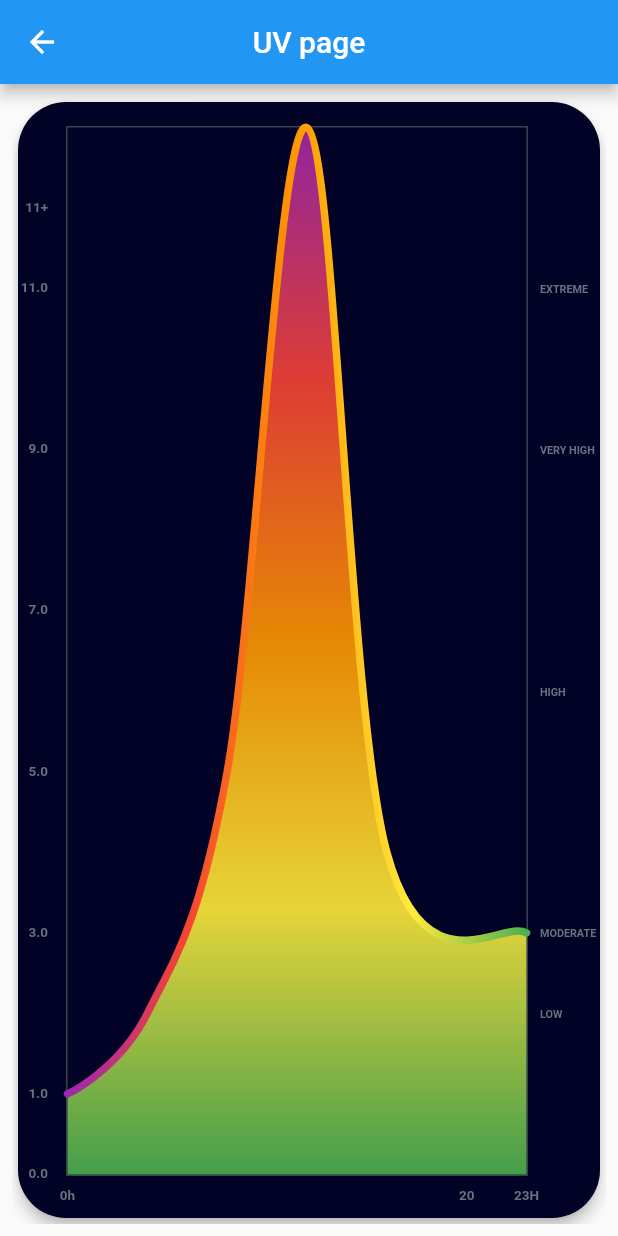
After one commit to bakaemon/weatherscape, a Flutter app: the UVChart screen opened directly, after a tap on the "warning" icon, on a phone screen of 412 x 824 dp. The commit adds this screen. Run offline on Flutter 3.47's test engine with Material 2 defaults, Android fonts, the light colour scheme and no system bars; drawn by our look-alikes of fl_chart; our stand-ins replace cached_network_image, flutter_riverpod, flutter_typeahead, geocoding, geolocator, table_calendar and 1 more; network calls fail.

Commit message:
added linechart

```diff
--- /dev/null
+++ b/lib/screens/weather_forecast/charts/uv_chart_page.dart
@@ -0,0 +1,51 @@
+import 'package:flutter/material.dart';
+import 'package:flutter_riverpod/flutter_riverpod.dart';
+import 'package:weatherscape/utils/charts/linechart.dart';
+
+class UVChart extends ConsumerWidget {
+  const UVChart({super.key, required this.uvData});
+
+  final List<double> uvData;
+
+  @override
+  Widget build(BuildContext context, WidgetRef ref) {
+    return Row(
+      mainAxisAlignment: MainAxisAlignment.center,
+      children: [
+        const Text('UV Chart'),
+        IconButton(
+          icon: const Icon(Icons.warning),
+          onPressed: () {
+            Navigator.of(context).push(
+              MaterialPageRoute(
+                builder: (context) => Scaffold(
+                  appBar: AppBar(title: const Text('UV page'), centerTitle: true),
+                  body: Padding(
+                    padding: const EdgeInsets.all(8),
+                    child: PageView(
+                      children: [
+                        Card(
+                          elevation: 4,
+                          shape: RoundedRectangleBorder(
+                            borderRadius: BorderRadius.circular(32),
+                          ),
+                          color: const Color(0xff020227),
+                          child: Padding(
+                            padding: const EdgeInsets.only(top: 16),
+                            child: LineChartWidget(
+                              data: const [1, 2, 5, 13, 4, 3],
+                            ),
+                          ),
+                        ),
+                      ],
+                    ),
+                  ),
+                ),
+              ),
+            );
+          },
+        ),
+      ],
+    );
+  }
+}
--- a/lib/screens/weather_forecast/current_weather.dart
+++ b/lib/screens/weather_forecast/current_weather.dart
@@ -3,6 +3,7 @@ import 'package:flutter_riverpod/flutter_riverpod.dart';
 import 'package:weather/weather.dart';
 import 'package:weatherscape/config.dart';
 import 'package:weatherscape/controllers/location_controller.dart';
+import 'package:weatherscape/screens/weather_forecast/charts/uv_chart_page.dart';
 import 'package:weatherscape/screens/weather_forecast/daily_weather.dart';
 import 'package:weatherscape/controllers/weather_controller.dart';
 import 'package:weatherscape/utils/unit_util.dart';
@@ -67,6 +68,8 @@ class CurrentWeatherContentsExpanded extends ConsumerWidget {
               loading: () => const Center(child: CircularProgressIndicator()),
               error: (e, s) => const Center(),
             ),
+        const SizedBox(height: 20),
+        const UVChart(uvData: [1, 2, 5, 13, 4, 3])
       ],
     );
   }
--- /dev/null
+++ b/lib/utils/charts/linechart.dart
@@ -0,0 +1,76 @@
+import 'package:fl_chart/fl_chart.dart';
+import 'package:flutter/material.dart';
+import 'package:weatherscape/utils/charts/linechart.titles.dart';
+
+
+class LineChartWidget extends StatelessWidget {
+  final List<Color> gradientColors = [
+    Colors.purple,
+    Colors.red,
+    Colors.orange,
+    Colors.yellow,
+    Colors.green
+  ];
+
+  final List<double> data;
+
+  LineChartWidget({super.key, required this.data});
+
+  @override
+  Widget build(BuildContext context) => LineChart(LineChartData(
+        minX: 0,
+        maxX: 23,
+        minY: 0,
+        maxY: 13,
+        titlesData: LineTitles.getTitleData(),
+        gridData: FlGridData(
+          show: false,
+          getDrawingHorizontalLine: (value) {
+            return FlLine(
+              color: const Color(0xff37434d),
+              strokeWidth: 1,
+            );
+          },
+          drawVerticalLine: true,
+          getDrawingVerticalLine: (value) {
+            return FlLine(
+              color: const Color(0xff37434d),
+              strokeWidth: 1,
+            );
+          },
+        ),
+        borderData: FlBorderData(
+          show: true,
+          border: Border.all(color: const Color(0xff37434d), width: 1),
+        ),
+        lineBarsData: [
+          LineChartBarData(
+            spots: [
+              FlSpot(0, data[0]),
+              FlSpot(4, data[1]),
+              FlSpot(8, data[2]),
+              FlSpot(12, data[3]),
+              FlSpot(16, data[4]),
+              FlSpot(23, data[5]),
+            ],
+            isCurved: true,
+            colors: gradientColors,
+            barWidth: 5,
+            isStrokeCapRound: true,
+            dotData: FlDotData(
+              show: false,
+            ),
+            belowBarData: BarAreaData(
+              show: true,
+              colors: gradientColors
+                  .map((color) => color.withOpacity(0.9))
+                  .toList(),
+              gradientFrom: const Offset(0.5, 0),
+              gradientTo: const Offset(0.5, 1),
+            ),
+            gradientFrom: const Offset(0.5, 0),
+            gradientTo: const Offset(0.5, 1),
+          ),
+        ],
+      ));
+}
--- /dev/null
+++ b/lib/utils/charts/linechart.titles.dart
@@ -0,0 +1,95 @@
+import 'package:fl_chart/fl_chart.dart';
+import 'package:flutter/material.dart';
+
+class LineTitles {
+  static var fontsize = 9.0;
+  static var reside = 20.0;
+  static getTitleData() => FlTitlesData(
+        show: true,
+        rightTitles: SideTitles(
+          showTitles: true,
+          reservedSize: 40,
+          getTextStyles: (context, axisValue) => TextStyle(
+            color: Color(0xff68737d),
+            fontWeight: FontWeight.bold,
+            fontSize: fontsize * 80 / 100,
+          ),
+          getTitles: (value) {
+            switch (value.toInt()) {
+              case 2:
+                return 'LOW';
+              case 3:
+                return 'MODERATE';
+              case 6:
+                return 'HIGH';
+              case 9:
+                return 'VERY HIGH';
+              case 11:
+                return 'EXTREME';
+            }
+            return '';
+          },
+          margin: 8,
+        ),
+        bottomTitles: SideTitles(
+          showTitles: true,
+          reservedSize: reside,
+          getTextStyles: (context, axisValue) => TextStyle(
+            color: Color(0xff68737d),
+            fontWeight: FontWeight.bold,
+            fontSize: fontsize,
+          ),
+          getTitles: (value) {
+            switch (value.toInt()) {
+              case 0:
+                return '0h';
+              case 4:
+                return '4H';
+              case 8:
+                return '8H';
+              case 12:
+                return '12H';
+              case 16:
+                return '16H';
+              case 20:
+                return '20';
+              case 23:
+                return '23H';
+            }
+            return '';
+          },
+          margin: 8,
+        ),
+        leftTitles: SideTitles(
+          showTitles: true,
+          getTextStyles: (context, axisValue) => TextStyle(
+            color: Color(0xff67727d),
+            fontWeight: FontWeight.bold,
+            fontSize: fontsize,
+          ),
+          getTitles: (value) {
+            switch (value.toInt()) {
+              case 0:
+                return '0.0';
+              case 1:
+                return '1.0';
+              case 3:
+                return '3.0';
+              case 5:
+                return '5.0';
+              case 7:
+                return '7.0';
+              case 9:
+                return '9.0';
+              case 11:
+                return '11.0';
+              case 12:
+                return '11+';
+            }
+            return '';
+          },
+          reservedSize: reside,
+          margin: 12,
+        ),
+      );
+}
--- a/pubspec.yaml
+++ b/pubspec.yaml
@@ -49,6 +49,8 @@ dependencies:
   material_floating_search_bar: ^0.3.7
   table_calendar: ^3.0.9
   flutter_typeahead: ^4.3.1
+  # fl_chart: ^0.60.0
+  fl_chart: ^0.36.0
 
 dev_dependencies:
   flutter_test:
```
Also changed, not shown: pubspec.lock.
